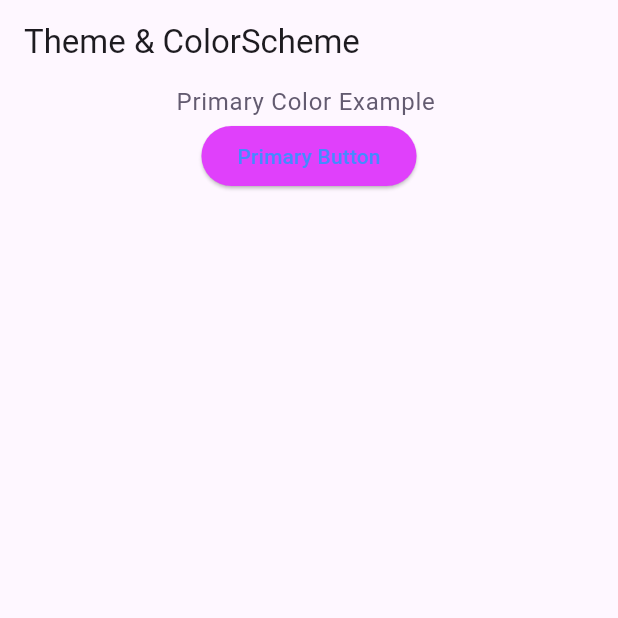
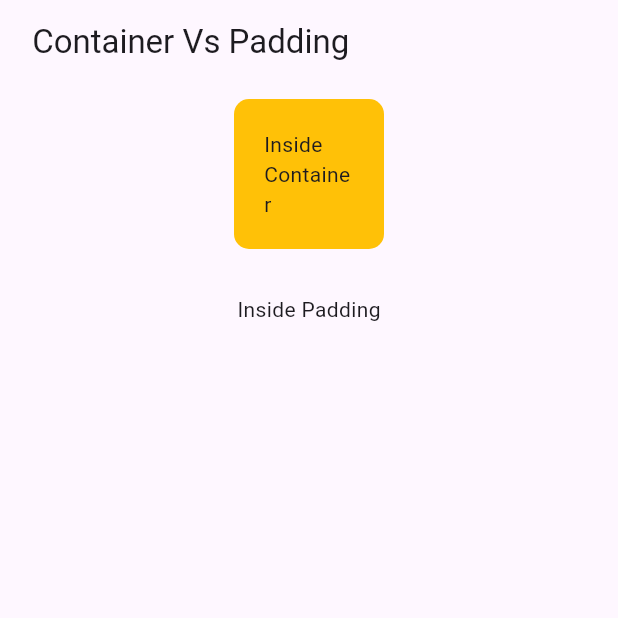
Before and after one commit to amhimel/widget-mastery-bangla, a Flutter app: the screen it shows after launch, on a phone screen of 412 x 824 dp, the top half of it. Run offline on Flutter 3.47's test engine with Material 3 defaults, Android fonts, the phone set to English and light mode, and no system bars.

Commit message:
day-04-container-padding

```diff
--- a/lib/main.dart
+++ b/lib/main.dart
@@ -1,39 +1,7 @@
 import 'package:flutter/material.dart';
 
 void main() {
-  runApp(
-    MaterialApp(
-      title: 'Material App',
-      //light theme
-      theme: ThemeData(
-        useMaterial3: true,
-        colorScheme: ColorScheme.fromSeed(
-          seedColor: Colors.deepPurple,
-          brightness: Brightness.light,
-        ),
-        elevatedButtonTheme: ElevatedButtonThemeData(
-          style: ElevatedButton.styleFrom(
-            backgroundColor: Colors.purpleAccent,
-            foregroundColor: Colors.blueAccent
-          )
-        )
-      ),
-      darkTheme: ThemeData(
-        colorScheme: ColorScheme.fromSeed(
-          seedColor: Colors.black,
-          brightness: Brightness.dark,
-        ),
-          elevatedButtonTheme: ElevatedButtonThemeData(
-              style: ElevatedButton.styleFrom(
-                  backgroundColor: Colors.purpleAccent,
-                  foregroundColor: Colors.purple
-              )
-          )
-      ),
-      themeMode:  ThemeMode.system,
-      home: HomePage(),
-    ),
-  );
+  runApp(MaterialApp(title: 'Material App', home: HomePage()));
 }
 
 class HomePage extends StatelessWidget {
@@ -41,22 +9,26 @@ class HomePage extends StatelessWidget {
 
   @override
   Widget build(BuildContext context) {
-    final colorScheme = Theme.of(context).colorScheme;
-    final textTheme = Theme.of(context).textTheme;
     return Scaffold(
-      appBar: AppBar(title: Text('Theme & ColorScheme')),
+      appBar: AppBar(title: Text(' Container Vs Padding ')),
       body: Center(
         child: Column(
-          children: [
-            Text("Primary Color Example ",style: textTheme.bodyLarge?.copyWith(
-              color: colorScheme.secondary
-            ),),
-            ElevatedButton(
-              onPressed: () {},
-              child: const Text('Primary Button'),
-            ),
-          ],
-        ),
+            children: [
+              Container(
+                height: 100,
+                width: 100,
+                padding: EdgeInsets.all(20),
+                margin: EdgeInsets.all(10),
+                decoration: BoxDecoration(
+                  borderRadius: BorderRadius.circular(10),
+                  color: Colors.amber
+
+                ),
+                child: Text('Inside Container'),
+              ),
+              Padding(padding: EdgeInsets.all(20),child: Text('Inside Padding'),)
+            ]
+      ),
       ),
     );
   }
```
